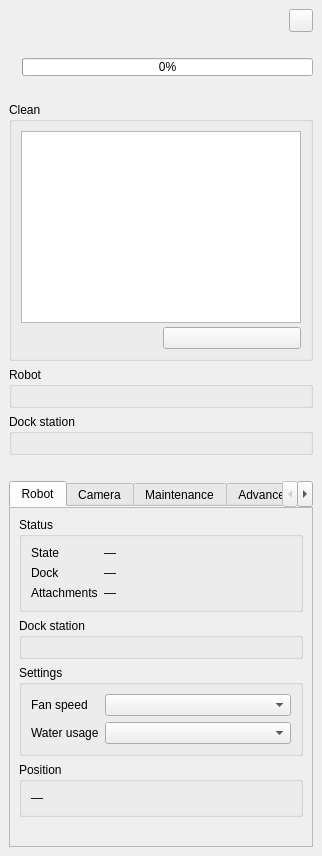
The window that valetudo_qgis/ui/status_panel.ui (sylsta/homeqgis) describes before a commit, drawn with Qt 5.
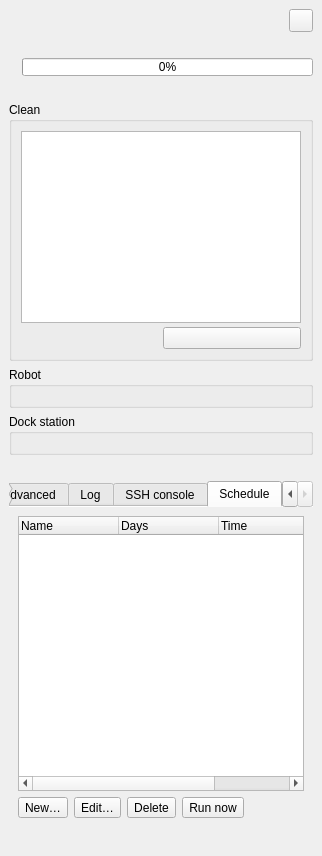
The same window after the commit. The open tabs and pages were chosen to show the change. Custom widgets are drawn as their Qt base class.

Commit message: Panel: Schedule tab for Valetudo timers

Patch:
```diff
--- a/valetudo_qgis/ui/status_panel.ui
+++ b/valetudo_qgis/ui/status_panel.ui
@@ -862,6 +862,104 @@
         </item>
        </layout>
       </widget>
+      <widget class="QWidget" name="tab_schedule">
+       <attribute name="title">
+        <string>Schedule</string>
+       </attribute>
+       <layout class="QVBoxLayout" name="schedule_layout">
+        <item>
+         <widget class="QTreeWidget" name="timers">
+          <property name="rootIsDecorated">
+           <bool>false</bool>
+          </property>
+          <property name="uniformRowHeights">
+           <bool>true</bool>
+          </property>
+          <property name="alternatingRowColors">
+           <bool>true</bool>
+          </property>
+          <property name="toolTip">
+           <string>Tick to turn a scheduled cleaning on or off; double-click to edit it.</string>
+          </property>
+          <column>
+           <property name="text">
+            <string>Name</string>
+           </property>
+          </column>
+          <column>
+           <property name="text">
+            <string>Days</string>
+           </property>
+          </column>
+          <column>
+           <property name="text">
+            <string>Time</string>
+           </property>
+          </column>
+          <column>
+           <property name="text">
+            <string>Cleaning</string>
+           </property>
+          </column>
+         </widget>
+        </item>
+        <item>
+         <layout class="QHBoxLayout" name="schedule_buttons">
+          <item>
+           <widget class="QToolButton" name="btn_timer_new">
+            <property name="text">
+             <string>New…</string>
+            </property>
+           </widget>
+          </item>
+          <item>
+           <widget class="QToolButton" name="btn_timer_edit">
+            <property name="text">
+             <string>Edit…</string>
+            </property>
+           </widget>
+          </item>
+          <item>
+           <widget class="QToolButton" name="btn_timer_delete">
+            <property name="text">
+             <string>Delete</string>
+            </property>
+           </widget>
+          </item>
+          <item>
+           <widget class="QToolButton" name="btn_timer_run">
+            <property name="text">
+             <string>Run now</string>
+            </property>
+            <property name="toolTip">
+             <string>Start the selected cleaning now, whatever its days and time.</string>
+            </property>
+           </widget>
+          </item>
+          <item>
+           <spacer name="schedule_buttons_spacer">
+            <property name="orientation">
+             <enum>Qt::Horizontal</enum>
+            </property>
+            <property name="sizeHint">
+             <size>
+              <width>0</width>
+              <height>20</height>
+             </size>
+            </property>
+           </spacer>
+          </item>
+         </layout>
+        </item>
+        <item>
+         <widget class="QLabel" name="lbl_timers_note">
+          <property name="wordWrap">
+           <bool>true</bool>
+          </property>
+         </widget>
+        </item>
+       </layout>
+      </widget>
      </widget>
     </item>
    </layout>
```
The commit also changes 10 other files.
